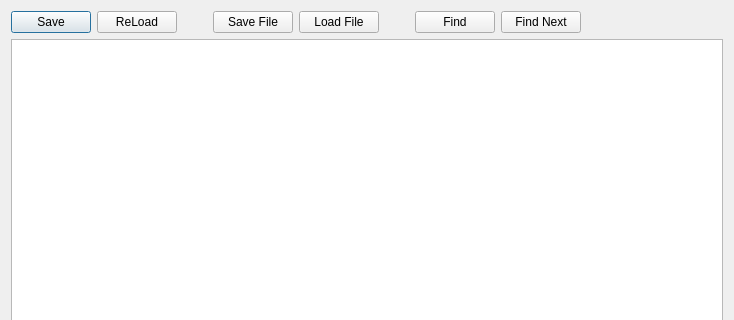
First picture: the form in src/CodeWindow.ui, repository micwik/ArnBrowser, before the edit; both pictures show x 0 to 734 and y 0 to 320 of the 734 by 492 pixel window.
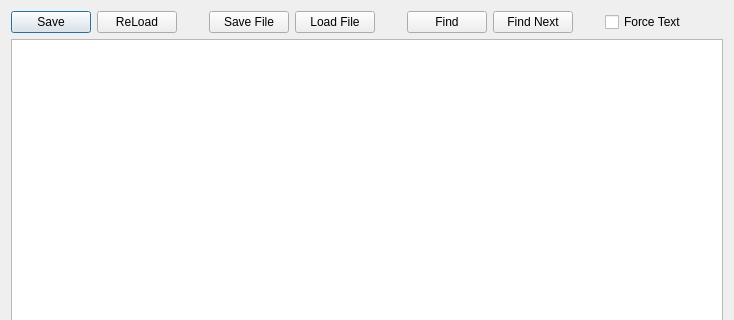
Second picture: the form after the edit. Custom widgets are drawn as their Qt base class.

Commit message: Added code window force text

```diff
--- a/src/CodeWindow.ui
+++ b/src/CodeWindow.ui
@@ -90,6 +90,29 @@
        </property>
       </widget>
      </item>
+     <item>
+      <spacer name="horizontalSpacer_4">
+       <property name="orientation">
+        <enum>Qt::Horizontal</enum>
+       </property>
+       <property name="sizeType">
+        <enum>QSizePolicy::Maximum</enum>
+       </property>
+       <property name="sizeHint" stdset="0">
+        <size>
+         <width>30</width>
+         <height>20</height>
+        </size>
+       </property>
+      </spacer>
+     </item>
+     <item>
+      <widget class="QCheckBox" name="forceText">
+       <property name="text">
+        <string>Force Text</string>
+       </property>
+      </widget>
+     </item>
      <item>
       <spacer name="horizontalSpacer_2">
        <property name="orientation">
```
The commit also changes 3 other files.
